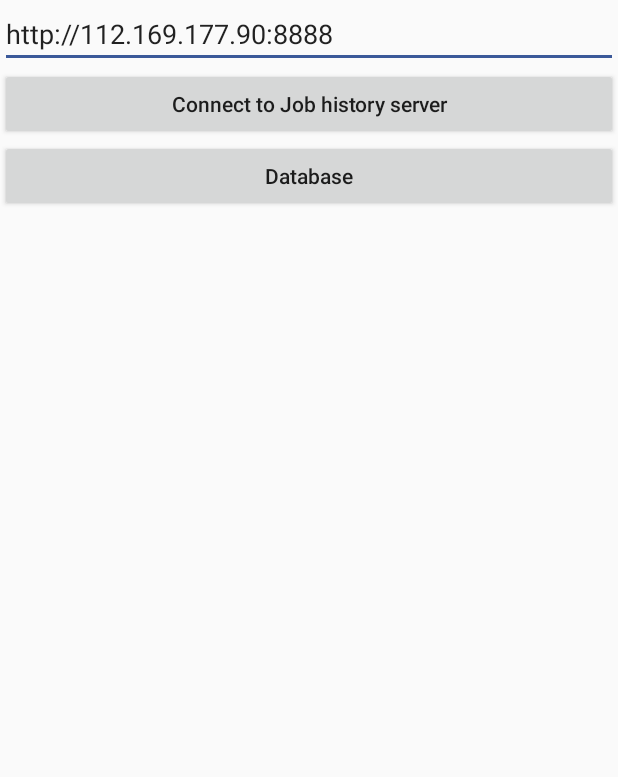
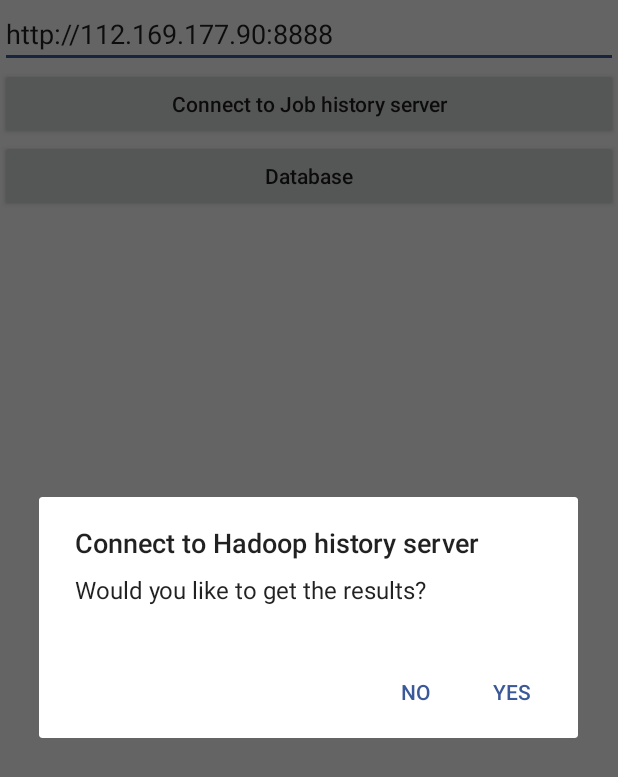
Before and after one commit to DKDG/Elephantory_daegyu, an Android app: the screen it shows after launch (Analyze), after a tap on "Connect to Job history server", on a phone screen of 412 x 824 dp. Shown: the top 777 px of the screen. Run offline under Robolectric (Android 15) with nearby library versions, the phone set to English and light mode, and no system bars; our stand-ins replace Volley.

Commit message:
modify sql

```diff
--- a/app/src/main/java/skku/edu/elephantory/Analyze.java
+++ b/app/src/main/java/skku/edu/elephantory/Analyze.java
@@ -1,12 +1,20 @@
 package skku.edu.elephantory;
 
+import androidx.appcompat.app.AlertDialog;
 import androidx.appcompat.app.AppCompatActivity;
 
+import android.app.Notification;
+import android.app.NotificationChannel;
+import android.app.NotificationManager;
+import android.app.PendingIntent;
+import android.content.DialogInterface;
 import android.content.Intent;
 import android.database.sqlite.SQLiteDatabase;
+import android.os.Build;
 import android.os.Bundle;
 
 import android.os.Bundle;
+import android.os.Handler;
 import android.util.Log;
 import android.view.View;
 import android.widget.Button;
@@ -15,6 +23,8 @@ import android.widget.TextView;
 import android.widget.Toast;
 
 import androidx.appcompat.app.AppCompatActivity;
+import androidx.core.app.ActivityCompat;
+import androidx.core.app.NotificationCompat;
 import androidx.recyclerview.widget.LinearLayoutManager;
 import androidx.recyclerview.widget.RecyclerView;
 
@@ -44,6 +54,7 @@ public class Analyze extends AppCompatActivity {
     String tableName;
     SQLiteDatabase db;
 
+    Handler handler = new Handler();
 
 
     @Override
@@ -57,7 +68,17 @@ public class Analyze extends AppCompatActivity {
         button.setOnClickListener(new View.OnClickListener() {
             @Override
             public void onClick(View v) {
-                makeRequest();
+                String title = "Connect to Hadoop history server";
+                String message = "Would you like to get the results?";
+                String titleButtonYes = "Yes";
+                String titleButtonNo = "No";
+
+                AlertDialog dialog = makeRequestDialog(title, message, titleButtonYes, titleButtonNo);
+                dialog.show();
+
+                Toast.makeText(Analyze.this, "Connecting...", Toast.LENGTH_SHORT).show();
+
+
             }
         });
 
@@ -154,13 +175,51 @@ public class Analyze extends AppCompatActivity {
 
         for(int i = 0; i < jobList.jobResult.jobResultList.size(); i++) {
              tmpJob = jobList.jobResult.jobResultList.get(i);
-             sql = String.format("INSERT INTO Job VALUES(NULL, '%s', '%s', '%s', '%s');",
+             sql = String.format("INSERT OR IGNORE INTO Job VALUES(NULL, '%s', '%s', '%s', '%s');",
                     tmpJob.job_id, tmpJob.name, tmpJob.user, tmpJob.elapsed_time);
             db.execSQL(sql);
         }
         Toast.makeText(Analyze.this, "Insert to DB: Success", Toast.LENGTH_SHORT).show();
     }
 
+
+    private AlertDialog makeRequestDialog(CharSequence title, CharSequence message,
+                                          CharSequence titleButtonYes, CharSequence titleButtonNo) {
+        AlertDialog.Builder requestDialog = new AlertDialog.Builder(this);
+        requestDialog.setTitle(title);
+        requestDialog.setMessage(message);
+        requestDialog.setPositiveButton(titleButtonYes, new DialogInterface.OnClickListener() {
+            public void onClick(DialogInterface dialogInterface, int i) {
+                Toast.makeText(Analyze.this, "It will take 5 seconds.", Toast.LENGTH_SHORT).show();
+
+                /*
+                handler.postDelayed(new Runnable() {
+                    @Override
+                    public void run() {
+                        Toast.makeText(Analyze.this, "Request completed.", Toast.LENGTH_SHORT).show();
+                    }
+                }, 5000);
+                 */
+                try {
+                    Thread.sleep(5000);
+                } catch (InterruptedException e) {
+                    e.printStackTrace();
+                }
+
+                makeRequest();
+            }
+        });
+
+
+
+        requestDialog.setNegativeButton(titleButtonNo, new DialogInterface.OnClickListener() {
+            public void onClick(DialogInterface dialogInterface, int i) {}
+        });
+
+        return requestDialog.create();
+    }
+
+
     public void printDebug(String data) {
         Log.d("Analyze", data);
     }
--- a/app/src/main/java/skku/edu/elephantory/DBHelper.java
+++ b/app/src/main/java/skku/edu/elephantory/DBHelper.java
@@ -27,8 +27,8 @@ public class DBHelper extends SQLiteOpenHelper {
     public void onCreate(SQLiteDatabase db) {
         printDebug("///// onCreate(SQLiteDatabase db)");
         db.execSQL("create table if not exists Job(" +
-                " _id integer PRIMARY KEY autoincrement, " +
-                "job_id text, " +
+                "_id integer PRIMARY KEY autoincrement, " +
+                "job_id text UNIQUE, " +
                 "name text, " +
                 "user text, " +
                 "elapsed_time text)");
--- a/app/src/main/java/skku/edu/elephantory/JobAdapter.java
+++ b/app/src/main/java/skku/edu/elephantory/JobAdapter.java
@@ -10,10 +10,9 @@ import androidx.recyclerview.widget.RecyclerView;
 
 import java.util.ArrayList;
 
-public class JobAdapter extends RecyclerView.Adapter<JobAdapter.ViewHolder>{
+public class JobAdapter extends RecyclerView.Adapter<JobAdapter.ViewHolder> {
 
     ArrayList<Job> items = new ArrayList<Job>();
-
 
     @NonNull
     @Override
@@ -44,7 +43,6 @@ public class JobAdapter extends RecyclerView.Adapter<JobAdapter.ViewHolder>{
         this.items = items;
     }
 
-
     static class ViewHolder extends RecyclerView.ViewHolder {
         TextView textView;
         TextView textView2;
@@ -66,6 +64,7 @@ public class JobAdapter extends RecyclerView.Adapter<JobAdapter.ViewHolder>{
             textView3.setText(item.user);
             textView4.setText(item.elapsed_time);
         }
+
     }
 
 }
```
